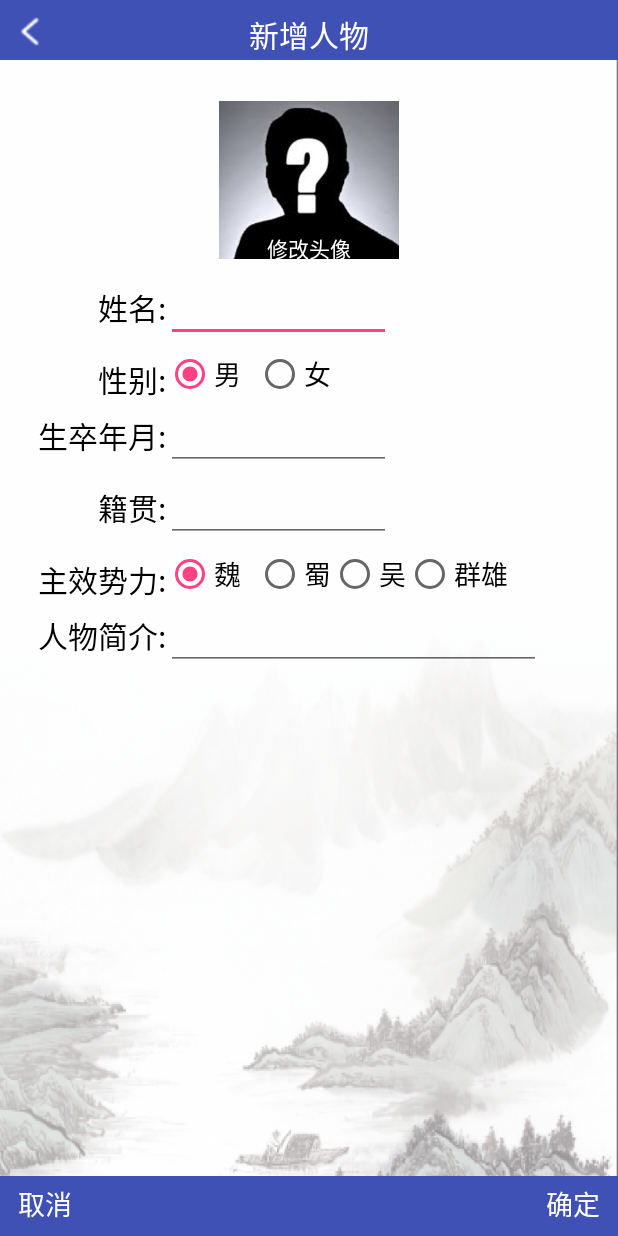
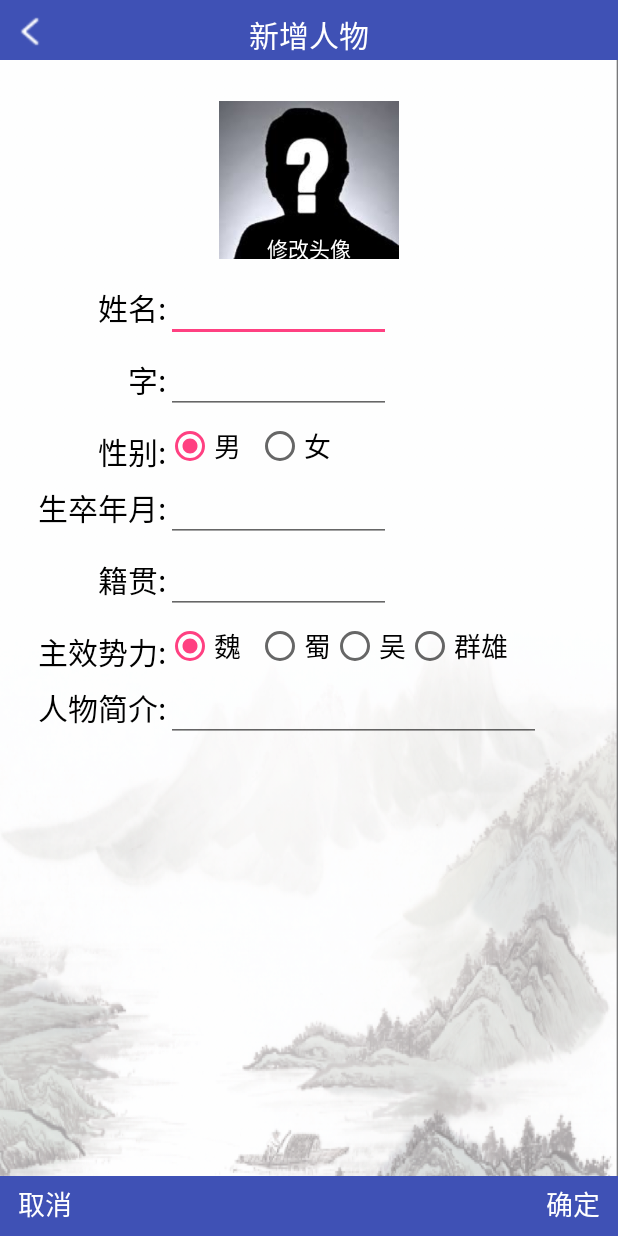
Before and after one commit to yxlshk/Android_midterm_project, an Android app: the editActivity screen opened directly, with no data from a screen before it, on a phone screen of 412 x 824 dp. Run offline under Robolectric (Android 15) with nearby library versions, the phone set to English and light mode, and no system bars; our stand-ins replace EventBus.

Commit message:
编辑页面和详情页面增加了'字'

```diff
--- a/app/src/main/java/com/example/a77354/android_midterm_project/detailActivity.java
+++ b/app/src/main/java/com/example/a77354/android_midterm_project/detailActivity.java
@@ -27,6 +27,7 @@ public class detailActivity extends AppCompatActivity {
         HeroInfomation heroInfo = (HeroInfomation) bundle.getSerializable("heroInfo");
         TextView heroIntroduction = (TextView)findViewById(R.id.introd_detail);
         ImageView imageView = (ImageView)findViewById(R.id.avatar);
+        TextView nicknameView = (TextView)findViewById(R.id.realNickname);
         TextView nameView = (TextView)findViewById(R.id.realName);
         TextView sexView = (TextView)findViewById(R.id.realGender);
         TextView bornDiedDateView = (TextView)findViewById(R.id.realLife);
@@ -36,6 +37,7 @@ public class detailActivity extends AppCompatActivity {
         heroIntroduction.setText(heroInfo.detailInfo);
         imageView.setImageResource(heroInfo.imageId);
         nameView.setText(heroInfo.name);
+        nicknameView.setText(heroInfo.nickName);
         sexView.setText(heroInfo.sex);
         bornDiedDateView.setText(heroInfo.bornDiedDate);
         homwTownView.setText(heroInfo.homeTown);
--- a/app/src/main/java/com/example/a77354/android_midterm_project/editActivity.java
+++ b/app/src/main/java/com/example/a77354/android_midterm_project/editActivity.java
@@ -27,7 +27,6 @@ import java.util.List;
 public class editActivity extends AppCompatActivity {
     private boolean isChangingHeroInfo = false; //true表示是修改模式，false表示是新增英雄信息模式。
     private int imageIdOfHero = R.drawable.unknown;               //记录传来的英雄头像id。如果是新增英雄信息模式，则为unknown
-    private String nickName = "";                                   //记录英雄的字。
     private CommonAdapter<ImageInfomation> imageAdapter;
     private List<ImageInfomation> imageInfomationList = new ArrayList<ImageInfomation>();
     @Override
@@ -44,10 +43,10 @@ public class editActivity extends AppCompatActivity {
         isChangingHeroInfo = true;  //设置为修改模式
         HeroInfomation heroInfo = (HeroInfomation) bundle.getSerializable("heroInfo");
         imageIdOfHero = heroInfo.imageId;   //保存英雄头像id
-        nickName = heroInfo.nickName;        //保存英雄的字
         TextView titleView = (TextView)findViewById(R.id.editTitle);
         ImageView imageView = (ImageView)findViewById(R.id.avatar);
         EditText nameView = (EditText)findViewById(R.id.realName);
+        EditText nicknameView = (EditText)findViewById(R.id.realNickname);
         EditText bornDiedDateView = (EditText)findViewById(R.id.realLife);
         EditText homwTownView = (EditText)findViewById(R.id.realPlace);
         EditText heroIntroduction = (EditText)findViewById(R.id.introductionMsg);
@@ -57,6 +56,7 @@ public class editActivity extends AppCompatActivity {
         titleView.setText("修改信息");
         imageView.setImageResource(heroInfo.imageId);
         nameView.setText(heroInfo.name);
+        nicknameView.setText(heroInfo.nickName);
         bornDiedDateView.setText(heroInfo.bornDiedDate);
         homwTownView.setText(heroInfo.homeTown);
         heroIntroduction.setText(heroInfo.detailInfo);
@@ -112,6 +112,7 @@ public class editActivity extends AppCompatActivity {
             public void onClick(View v) {
                 int imageId = imageIdOfHero;
                 String name = ((EditText)findViewById(R.id.realName)).getText().toString();
+                String nickName = ((EditText)findViewById(R.id.realNickname)).getText().toString();
                 String bornDiedDate = ((EditText)findViewById(R.id.realLife)).getText().toString();
                 String hometown = ((EditText)findViewById(R.id.realPlace)).getText().toString();
                 RadioButton checkedSexButton = (RadioButton) findViewById( ((RadioGroup)findViewById(R.id.realGender)).getCheckedRadioButtonId() );
--- a/app/src/main/res/layout/edit_details_layout.xml
+++ b/app/src/main/res/layout/edit_details_layout.xml
@@ -102,10 +102,31 @@
     <TextView
         android:layout_width="wrap_content"
         android:layout_height="wrap_content"
+        android:id="@+id/nickname"
+        android:text="字:"
+        app:layout_constraintRight_toRightOf="@id/infoName"
+        app:layout_constraintTop_toBottomOf="@+id/realName"
+        android:textSize="20sp"
+        android:layout_marginTop="10dp"
+        android:textColor="@color/black"/>
+
+    <EditText
+        android:layout_width="150dp"
+        android:layout_height="wrap_content"
+        android:id="@+id/realNickname"
+        android:textSize="20sp"
+        app:layout_constraintTop_toBottomOf="@id/realName"
+        app:layout_constraintLeft_toLeftOf="@id/realName"
+        android:textColor="@color/black"/>
+
+
+    <TextView
+        android:layout_width="wrap_content"
+        android:layout_height="wrap_content"
         android:id="@+id/infoGender"
         android:text="@string/gender"
         app:layout_constraintRight_toRightOf="@id/infoName"
-        app:layout_constraintTop_toBottomOf="@id/realName"
+        app:layout_constraintTop_toBottomOf="@id/realNickname"
         android:textSize="20sp"
         android:layout_marginTop="10dp"
         android:textColor="@color/black"/>
@@ -124,8 +145,8 @@
         android:id="@+id/realGender"
         android:layout_width="wrap_content"
         android:layout_height="wrap_content"
-        app:layout_constraintTop_toBottomOf="@id/realName"
-        app:layout_constraintLeft_toLeftOf="@id/realName"
+        app:layout_constraintTop_toBottomOf="@id/realNickname"
+        app:layout_constraintLeft_toLeftOf="@id/realNickname"
         android:layout_marginTop="5.5dp"
         android:orientation="horizontal"
         >
```
Also changed, not shown: app/src/main/res/layout/details_layout.xml (+22 -1 lines).
